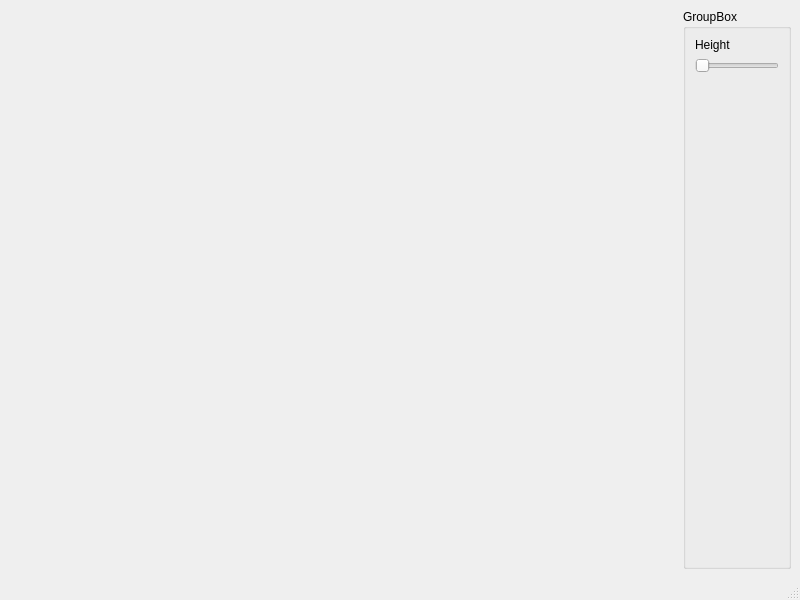
The window that ui/mainwindow.ui (TobyGilbert/Geometry_Clipmaps) describes before a commit, drawn with Qt 5.
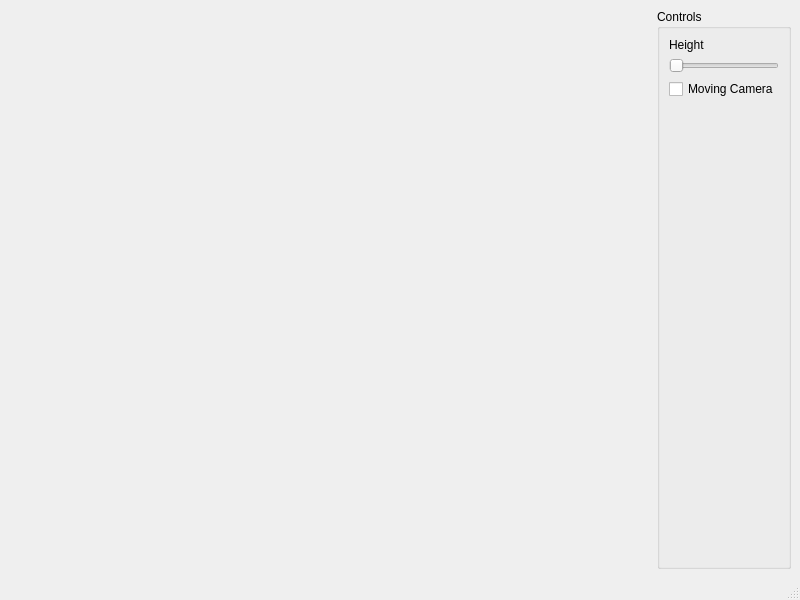
The same window after the commit.

The edit to the form file:
```diff
--- a/ui/mainwindow.ui
+++ b/ui/mainwindow.ui
@@ -24,7 +24,7 @@
     <item row="0" column="1">
      <widget class="QGroupBox" name="groupBox">
       <property name="title">
-       <string>GroupBox</string>
+       <string>Controls</string>
       </property>
       <layout class="QGridLayout" name="gridLayout_2">
        <item row="1" column="0">
@@ -47,7 +47,7 @@
          </property>
         </widget>
        </item>
-       <item row="2" column="0">
+       <item row="3" column="0">
         <spacer name="verticalSpacer">
          <property name="orientation">
           <enum>Qt::Vertical</enum>
@@ -60,6 +60,13 @@
          </property>
         </spacer>
        </item>
+       <item row="2" column="0">
+        <widget class="QCheckBox" name="checkBox">
+         <property name="text">
+          <string>Moving Camera</string>
+         </property>
+        </widget>
+       </item>
       </layout>
      </widget>
     </item>
```
